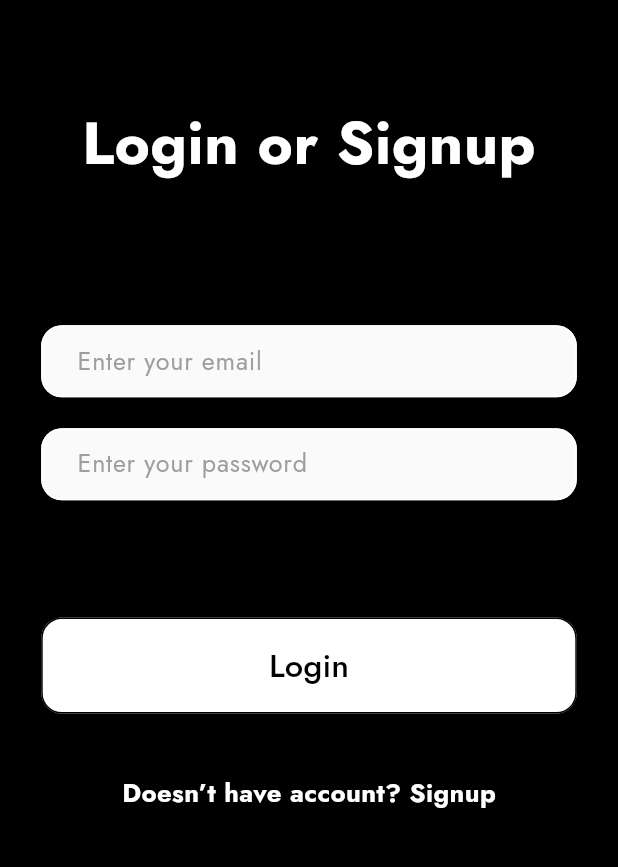
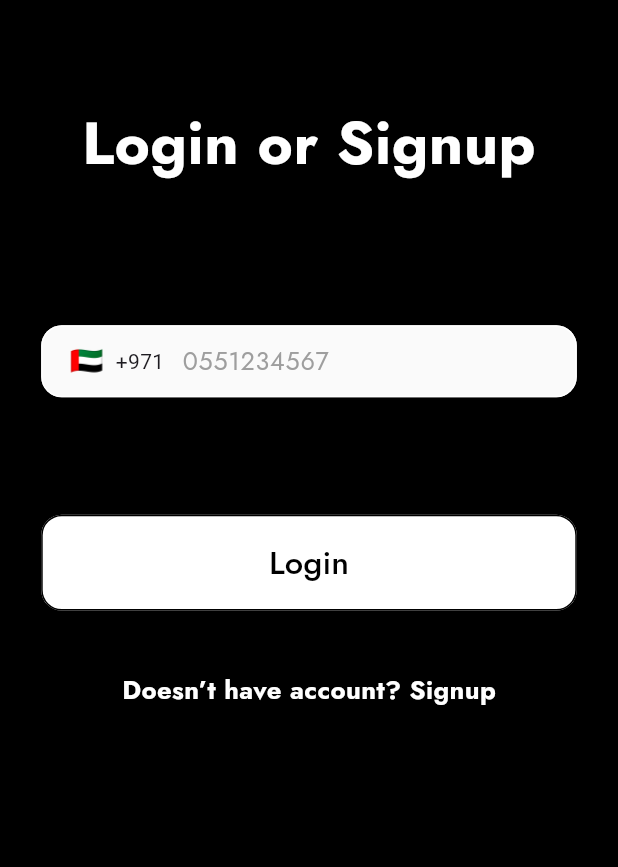
Before and after one commit to Shees-Ali1/reapiroo_firebaseapp, a Flutter app: the screen it shows after launch, after a tap on "Skip", on a phone screen of 412 x 824 dp, the part 301-1168 px from its top. Run offline on Flutter 3.47's test engine with Material 3 defaults, Android fonts, the light colour scheme and no system bars; drawn by our look-alikes of intl_phone_field; our stand-ins replace animated_notch_bottom_bar, audioplayers, chewie, cloud_firestore, firebase_auth, firebase_core and 13 more; missing offline and left inert: audio_wave, flutter_sound, voice_message_package; accounts and stored records are empty; network calls fail; Roboto replaces fonts that are missing (jost); project files that could hold a hidden picture were left out.

Commit message:
Latest updated code....

```diff
--- a/lib/controllers/user_controller.dart
+++ b/lib/controllers/user_controller.dart
@@ -8,6 +8,7 @@ class UserController extends GetxController {
   RxString name=''.obs;
   RxString email=''.obs;
   RxString userImage = ''.obs;
+  RxString gender = ''.obs;
 
   Future<void> fetchUserData() async {
     try {
@@ -25,6 +26,7 @@ class UserController extends GetxController {
         if (userInfo.exists) {
           name.value = userInfo["userName"] ?? "";
           email.value = userInfo["userEmail"] ?? "";
+          gender.value = userInfo["gender"] ?? "";
           userImage.value = userInfo["image"] ?? "";
         } else {
           // User not found
--- a/lib/views/auth/login_view/login_screen.dart
+++ b/lib/views/auth/login_view/login_screen.dart
@@ -71,20 +71,61 @@ class _LoginScreenState extends State<LoginScreen> {
               SizedBox(
                 height: 91.h,
               ),
+          Padding(
+            padding: EdgeInsets.symmetric(horizontal: 24.w),
+            child: IntlPhoneField(
+
+              flagsButtonPadding: EdgeInsets.only(left: 13.w),
+              cursorColor: Colors.black,
+              style: TextStyle(color: Colors.black),
+              showDropdownIcon: false,
+              decoration: InputDecoration(
+                hintText: '0551234567',
+                filled: true,
+                fillColor: Color(0xffFAFAFA),
+                contentPadding: EdgeInsets.symmetric(horizontal: 20),
+                counterText: '',
+                hintStyle: TextStyle(
+                  color: Colors.grey,
+                  fontFamily: 'jost',
+                  fontSize: 14.65.sp,
+                  fontWeight: FontWeight.w400,
+                ),
+                enabledBorder: OutlineInputBorder(
+                  borderRadius: BorderRadius.circular(13.31.r),
+                  borderSide: BorderSide(color: Colors.white),
+                ),
+                focusedBorder: OutlineInputBorder(
+                  borderRadius: BorderRadius.circular(13.31.r),
+                  borderSide: BorderSide(color: Colors.white),
+                ),
+                border: OutlineInputBorder(
+                  borderRadius: BorderRadius.circular(13.31.r),
+                  borderSide: BorderSide(color: Colors.white),
+                ),
+              ),
+              initialCountryCode: 'AE',
+              onChanged: (phone) {
+                try {
+                  debugPrint("Phone number entered: ${phone.completeNumber}");
+                  signupController.phonenumber.text= phone.completeNumber;
+                  debugPrint("Phone number text: ${signupController.phonenumber.text}");
+                } catch (e) {
+                  debugPrint("Error processing phone number: $e");
+                }
+              },
+            ),
+          ),
+
               // Padding(
               //   padding: EdgeInsets.symmetric(horizontal: 24.w),
-          //   child: IntlPhoneField(
-          //
-          //     flagsButtonPadding: EdgeInsets.only(left: 13.w),
-          //     cursorColor: Colors.black,
-          //     style: TextStyle(color: Colors.black),
-          //     showDropdownIcon: false,
+              //   child: TextField(
+              //     controller: emailController,
               //     decoration: InputDecoration(
-          //       hintText: '0551234567',
+              //       hintText: 'Enter your email',
               //       filled: true,
               //       fillColor: Color(0xffFAFAFA),
               //       contentPadding: EdgeInsets.symmetric(horizontal: 20),
-          //       counterText: '',
               //       hintStyle: TextStyle(
               //         color: Colors.grey,
               //         fontFamily: 'jost',
@@ -99,82 +140,41 @@ class _LoginScreenState extends State<LoginScreen> {
               //         borderRadius: BorderRadius.circular(13.31.r),
               //         borderSide: BorderSide(color: Colors.white),
               //       ),
-          //       border: OutlineInputBorder(
+              //     ),
+              //   ),
+              // ),
+              // SizedBox(
+              //   height: 20.h,
+              // ),
+              // // Password input field
+              // Padding(
+              //   padding: EdgeInsets.symmetric(horizontal: 24.w),
+              //   child: TextField(
+              //     controller: passwordController,
+              //     obscureText: true,
+              //     decoration: InputDecoration(
+              //       hintText: 'Enter your password',
+              //       filled: true,
+              //       fillColor: Color(0xffFAFAFA),
+              //       contentPadding: EdgeInsets.symmetric(horizontal: 20),
+              //       hintStyle: TextStyle(
+              //         color: Colors.grey,
+              //         fontFamily: 'jost',
+              //         fontSize: 14.65.sp,
+              //         fontWeight: FontWeight.w400,
+              //       ),
+              //       enabledBorder: OutlineInputBorder(
+              //         borderRadius: BorderRadius.circular(13.31.r),
+              //         borderSide: BorderSide(color: Colors.white),
+              //       ),
+              //       focusedBorder: OutlineInputBorder(
               //         borderRadius: BorderRadius.circular(13.31.r),
               //         borderSide: BorderSide(color: Colors.white),
               //       ),
               //     ),
-          //     initialCountryCode: 'AE',
-          //     onChanged: (phone) {
-          //       try {
-          //         debugPrint("Phone number entered: ${phone.completeNumber}");
-          //         signupController.phonenumber.text= phone.completeNumber;
-          //         debugPrint("Phone number text: ${signupController.phonenumber.text}");
-          //       } catch (e) {
-          //         debugPrint("Error processing phone number: $e");
-          //       }
-          //     },
               //   ),
-          // ),
+              // ),          // Email input field
 
-              // Email input field
-              Padding(
-                padding: EdgeInsets.symmetric(horizontal: 24.w),
-                child: TextField(
-                  controller: emailController,
-                  decoration: InputDecoration(
-                    hintText: 'Enter your email',
-                    filled: true,
-                    fillColor: Color(0xffFAFAFA),
-                    contentPadding: EdgeInsets.symmetric(horizontal: 20),
-                    hintStyle: TextStyle(
-                      color: Colors.grey,
-                      fontFamily: 'jost',
-                      fontSize: 14.65.sp,
-                      fontWeight: FontWeight.w400,
-                    ),
-                    enabledBorder: OutlineInputBorder(
-                      borderRadius: BorderRadius.circular(13.31.r),
-                      borderSide: BorderSide(color: Colors.white),
-                    ),
-                    focusedBorder: OutlineInputBorder(
-                      borderRadius: BorderRadius.circular(13.31.r),
-                      borderSide: BorderSide(color: Colors.white),
-                    ),
-                  ),
-                ),
-              ),
-              SizedBox(
-                height: 20.h,
-              ),
-              // Password input field
-              Padding(
-                padding: EdgeInsets.symmetric(horizontal: 24.w),
-                child: TextField(
-                  controller: passwordController,
-                  obscureText: true,
-                  decoration: InputDecoration(
-                    hintText: 'Enter your password',
-                    filled: true,
-                    fillColor: Color(0xffFAFAFA),
-                    contentPadding: EdgeInsets.symmetric(horizontal: 20),
-                    hintStyle: TextStyle(
-                      color: Colors.grey,
-                      fontFamily: 'jost',
-                      fontSize: 14.65.sp,
-                      fontWeight: FontWeight.w400,
-                    ),
-                    enabledBorder: OutlineInputBorder(
-                      borderRadius: BorderRadius.circular(13.31.r),
-                      borderSide: BorderSide(color: Colors.white),
-                    ),
-                    focusedBorder: OutlineInputBorder(
-                      borderRadius: BorderRadius.circular(13.31.r),
-                      borderSide: BorderSide(color: Colors.white),
-                    ),
-                  ),
-                ),
-              ),
               SizedBox(
                 height: 76.h,
               ),
@@ -184,19 +184,21 @@ class _LoginScreenState extends State<LoginScreen> {
                   text: 'Login',
                   textColor: AppColors.primary,
                   onPressed: () async {
-                    // Perform login with email and password
-                    bool isLoggedIn = await signupController.loginWithEmailPassword(
-                      emailController.text,
-                      passwordController.text,
-                    );
+                    signupController.sendOTP(signupController.phonenumber.text);
 
-                    if (isLoggedIn) {
-                      // Navigate to the RoleScreen if login is successful
-                      Get.to(() => AppNavBar()); // Use Get.to() for navigation with GetX
-                    } else {
-                      // Handle failed login (show an error message or something)
-                      print('Login failed');
-                    }
+                    // // Perform login with email and password
+                    // bool isLoggedIn = await signupController.loginWithEmailPassword(
+                    //   emailController.text,
+                    //   passwordController.text,
+                    // );
+                    //
+                    // if (isLoggedIn) {
+                    //   // Navigate to the RoleScreen if login is successful
+                    //   Get.to(() => AppNavBar()); // Use Get.to() for navigation with GetX
+                    // } else {
+                    //   // Handle failed login (show an error message or something)
+                    //   print('Login failed');
+                    // }
                   },
                   backgroundColor: AppColors.secondary, // Custom background color
                 ),
--- a/lib/views/auth/signup_view/components/personal_detail.dart
+++ b/lib/views/auth/signup_view/components/personal_detail.dart
@@ -1,6 +1,7 @@
 import 'package:flutter/material.dart';
 import 'package:flutter_screenutil/flutter_screenutil.dart';
 import 'package:get/get.dart';
+import 'package:repairoo/controllers/signup_controller.dart';
 import '../../../../const/color.dart';
 import '../../../../const/text_styles.dart';
 import '../../../../controllers/tech_controller.dart';
@@ -21,10 +22,13 @@ class _PersonalDetailsFormState extends State<PersonalDetailsForm> {
   final TextEditingController email = TextEditingController();
   final TextEditingController password = TextEditingController();
   final TechController techController = Get.find();
+  final SignupController signupController = Get.find();
   String? selectedGender;
 
   @override
   Widget build(BuildContext context) {
+    print(signupController.userRole.value);
+
     return SingleChildScrollView(
       child: Column(
         crossAxisAlignment: CrossAxisAlignment.start,
--- a/lib/views/home_screens_for_customers/customer_task_home.dart
+++ b/lib/views/home_screens_for_customers/customer_task_home.dart
@@ -622,6 +622,7 @@ class _CustomerTaskHomeState extends State<CustomerTaskHome> {
                         } else {
                           // Show an error if save failed
                           Get.snackbar(
+
                             "Error",
                             "Failed to save data. Please try again.",
                             snackPosition: SnackPosition.BOTTOM,
```
Also changed, not shown: lib/controllers/signup_controller.dart (+48 -33 lines), lib/views/auth/signup_view/customer_signup.dart (+23 -18 lines), lib/views/auth/signup_view/role_screen.dart (+8 -2 lines), lib/widgets/drop_down_widget.dart (+8 -2 lines). Lines whose indentation alone changed are shown as unchanged.
